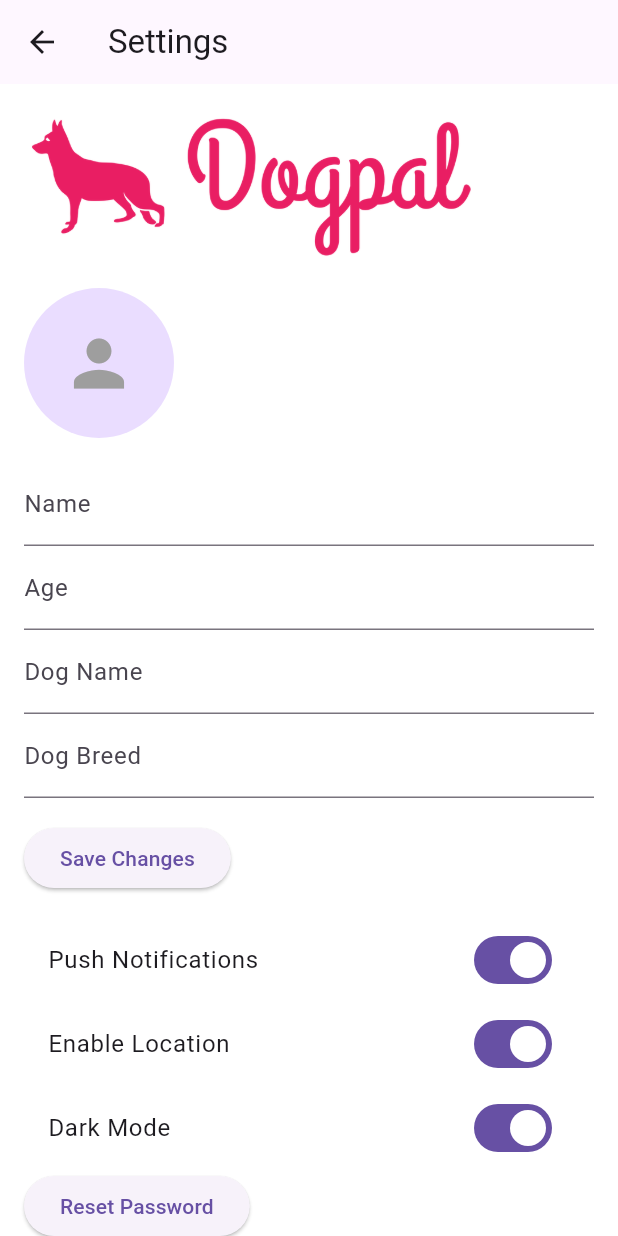
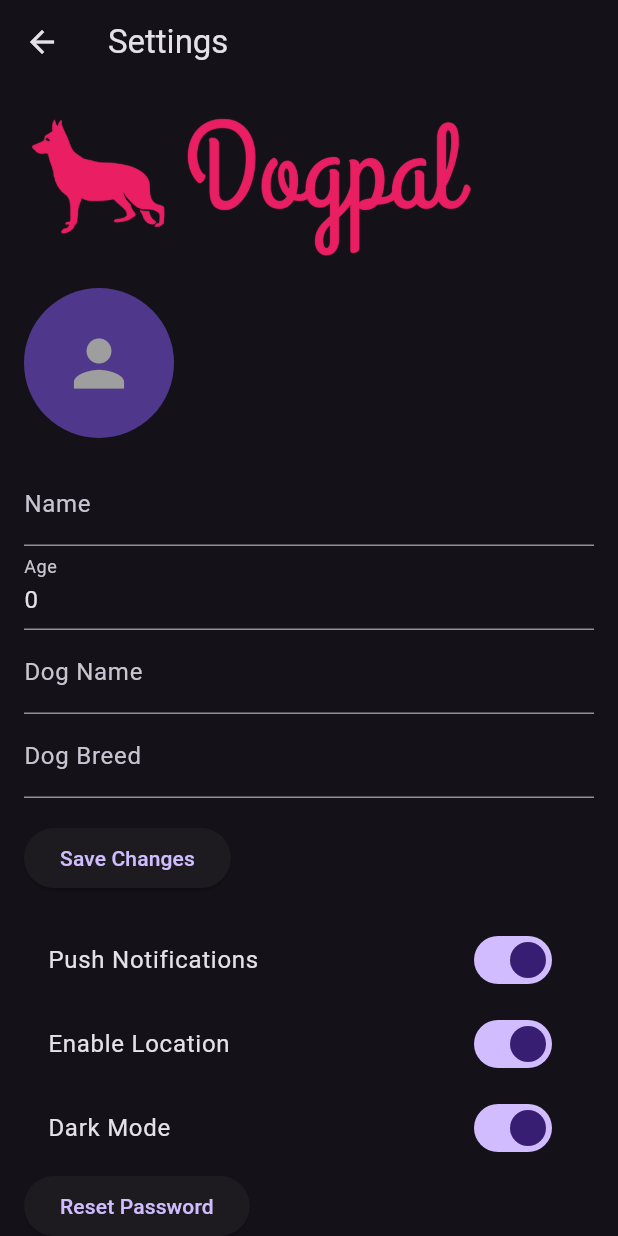
Before and after one commit to JulienVillanti/dog_pal_flutter, a Flutter app: the SettingsView screen opened by its route, after a tap on "Dark Mode", on a phone screen of 412 x 824 dp. Run offline on Flutter 3.47's test engine with Material 3 defaults, Android fonts, the phone set to English and light mode, and no system bars; our stand-ins replace cloud_firestore, firebase_auth, firebase_core, firebase_database, flutter_native_splash, geolocator and 2 more; missing offline and left inert: google_geocoding; accounts and stored records are empty.

Commit message:
dark mode working. Need to change some colors. Update from settings not working properly with User Profile. Need to check logic later

```diff
--- a/lib/main.dart
+++ b/lib/main.dart
@@ -23,18 +23,27 @@ void main() async {
   runApp(const MainApp());
 }
 
+//notifier to implement dark mode (change theme)
+final ValueNotifier<ThemeMode> themeNotifier = ValueNotifier(ThemeMode.light);
+
 class MainApp extends StatelessWidget {
   const MainApp({super.key});
+
 
   @override
   Widget build(BuildContext context) {
     FlutterNativeSplash.remove();
 
+    return ValueListenableBuilder<ThemeMode>(
+        valueListenable: themeNotifier,
+        builder: (context, ThemeMode currentMode, _) {
       return MaterialApp(
       theme: ThemeData(
         primaryColor: Colors.red,
         scaffoldBackgroundColor: Colors.white,
       ),
+        darkTheme: ThemeData.dark(),
+        themeMode: currentMode,
          home: AuthWrapper(),
          routes: {
         '/login': (context) => LoginScreen(),
@@ -45,5 +54,7 @@ class MainApp extends StatelessWidget {
         '/settings_screen': (context) => SettingsView()
              },
           );
+        },
+      );
     }
   }
--- a/lib/screens/settings_screen.dart
+++ b/lib/screens/settings_screen.dart
@@ -4,6 +4,8 @@ import 'package:flutter/material.dart';
 import 'package:firebase_auth/firebase_auth.dart';
 import 'package:firebase_database/firebase_database.dart';
 import 'package:image_picker/image_picker.dart';
+
+import '../main.dart';
 
 class SettingsView extends StatefulWidget {
   @override
@@ -19,7 +21,6 @@ class _SettingsViewState extends State<SettingsView> {
   String dogBreed = "";
   bool profileCreated = true;
 
-  XFile? userImage;
   bool notificationsEnabled = true;
   bool locationEnabled = true;
   bool isDarkMode = false;
@@ -39,7 +40,7 @@ class _SettingsViewState extends State<SettingsView> {
   Future<void> loadUserProfile() async {
     final user = FirebaseAuth.instance.currentUser;
     if (user != null) {
-      final snapshot = await ref.child('dogOwners/${user.uid}').once();
+      final snapshot = await ref.child('users/${user.uid}').once();
       final data = snapshot.snapshot.value as Map<dynamic, dynamic>;
       setState(() {
         userName = data['name'] ?? "";
@@ -54,7 +55,7 @@ class _SettingsViewState extends State<SettingsView> {
   Future<void> saveProfileData() async {
     final user = FirebaseAuth.instance.currentUser;
     if (user != null) {
-      await ref.child('dogOwners/${user.uid}').set({
+      await ref.child('users/${user.uid}').update({
         'name': userName,
         'age': int.tryParse(userAge) ?? 0,
         'dogName': dogName,
@@ -71,21 +72,11 @@ class _SettingsViewState extends State<SettingsView> {
     }
   }
 
-  Future<void> pickImage() async {
-    final ImagePicker picker = ImagePicker();
-    final image = await picker.pickImage(source: ImageSource.gallery);
-    if (image != null) {
-      setState(() {
-        userImage = image;
-      });
-    }
-  }
-
   void toggleDarkMode(bool value) {
     setState(() {
       isDarkMode = value;
     });
-    // Implementar lógica para persistir o tema se necessário
+    themeNotifier.value = isDarkMode ? ThemeMode.dark : ThemeMode.light;
   }
 
   void handleNotificationsToggle(bool value) {
@@ -119,15 +110,9 @@ class _SettingsViewState extends State<SettingsView> {
               ),
               SizedBox(height: 20),
               GestureDetector(
-                onTap: pickImage,
                 child: CircleAvatar(
                   radius: 50,
-                  backgroundImage: userImage != null
-                      ? FileImage(File(userImage!.path))
-                      : null,
-                  child: userImage == null
-                      ? Icon(Icons.person, size: 50, color: Colors.grey)
-                      : null,
+                  child: Icon(Icons.person, size: 50, color: Colors.grey)
                 ),
               ),
               SizedBox(height: 16),
```
Lines whose indentation alone changed are shown as unchanged.
